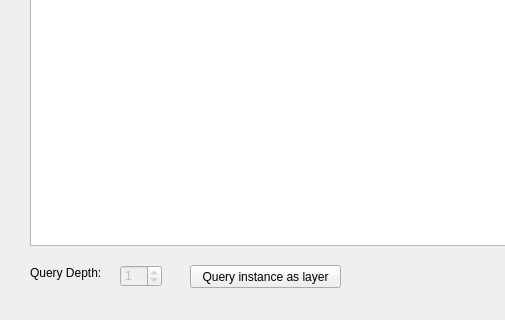
The window that dialogs/ui/instancedatadialog.ui (sparqlunicorn/sparqlunicornGoesGIS) describes before a commit, drawn with Qt 5; both pictures show x 0 to 505 and y 145 to 465 of the 977 by 465 pixel window.
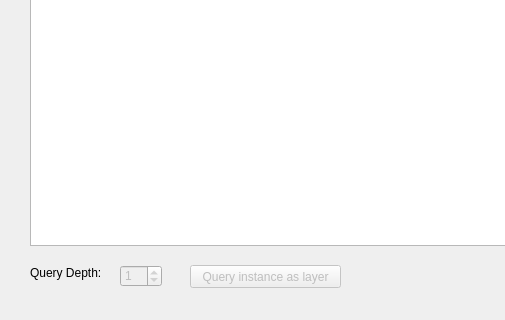
The same window after the commit.

Patch:
```diff
--- a/dialogs/ui/instancedatadialog.ui
+++ b/dialogs/ui/instancedatadialog.ui
@@ -166,6 +166,9 @@
    </property>
   </widget>
   <widget class="QPushButton" name="queryInstanceLayerButton">
+   <property name="enabled">
+    <bool>false</bool>
+   </property>
    <property name="geometry">
     <rect>
      <x>190</x>
```
